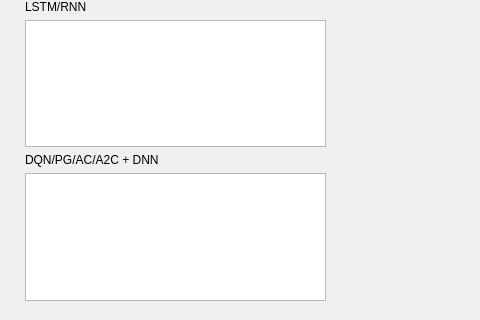
joon8445/stock_prediction, file user_client/test.ui: the form before one commit; both pictures show x 0 to 480 and y 125 to 445 of the 1111 by 539 pixel window.
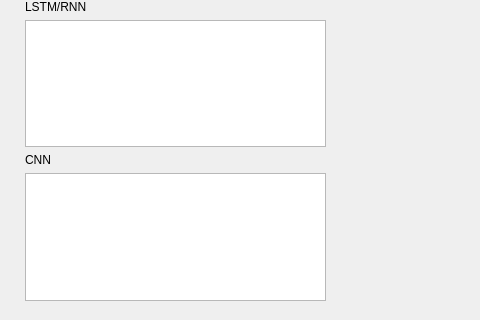
The form after the commit.

The edit to the form file:
```diff
--- a/user_client/test.ui
+++ b/user_client/test.ui
@@ -49,7 +49,7 @@
      <item>
       <widget class="QLabel" name="label">
        <property name="text">
-        <string>DQN/PG/AC/A2C + DNN</string>
+        <string>CNN</string>
        </property>
       </widget>
      </item>
```
Left out of the diff: 8 changed lines with no effect on the pictures.
